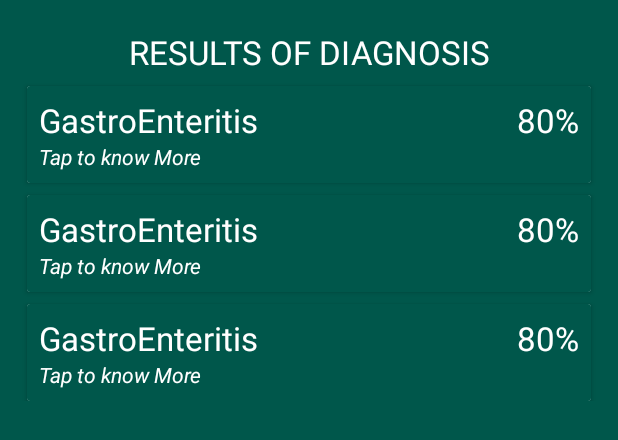
After one commit to Archlight001/Medico, an Android app: the layout activity_diagnosis_results.xml on its own in the app's theme, with its tools: preview values and no code run, on a phone screen of 412 x 824 dp. The commit adds this screen. Shown: the top 440 px of the screen. Run offline under Robolectric (Android 15) with nearby library versions, the phone set to English and light mode, and no system bars.

Commit message:
Complete Diagnosis Program

```diff
--- a/app/src/main/AndroidManifest.xml
+++ b/app/src/main/AndroidManifest.xml
@@ -9,7 +9,8 @@
         android:roundIcon="@mipmap/ic_launcher_round"
         android:supportsRtl="true"
         android:theme="@style/AppTheme">
-        <activity android:name=".Diagnosis_questions"></activity>
+        <activity android:name=".Diagnosis_results"></activity>
+        <activity android:name=".Diagnosis_questions" />
         <activity
             android:name=".AddPrescription"
             android:parentActivityName=".MainActivity" />
--- a/app/src/main/res/layout/activity_diagnosis_questions.xml
+++ b/app/src/main/res/layout/activity_diagnosis_questions.xml
@@ -32,6 +32,7 @@
             android:layout_width="wrap_content"
             android:layout_height="wrap_content"
             android:textColor="@color/cardview_light_background"
+            android:textAppearance="@style/TextAppearance.AppCompat.Large"
             android:text="Yes"
             android:id="@+id/rb_yes"
             />
@@ -39,6 +40,7 @@
             android:layout_width="wrap_content"
             android:layout_height="wrap_content"
             android:textColor="@color/cardview_light_background"
+            android:textAppearance="@style/TextAppearance.AppCompat.Large"
             android:text="No"
             android:id="@+id/rb_no"
             />
--- /dev/null
+++ b/app/src/main/res/layout/activity_diagnosis_results.xml
@@ -0,0 +1,32 @@
+<?xml version="1.0" encoding="utf-8"?>
+<RelativeLayout xmlns:android="http://schemas.android.com/apk/res/android"
+    xmlns:app="http://schemas.android.com/apk/res-auto"
+    xmlns:tools="http://schemas.android.com/tools"
+    android:layout_width="match_parent"
+    android:layout_height="match_parent"
+    android:background="@color/colorPrimaryDark"
+    android:padding="10dp"
+    tools:context=".Diagnosis_results">
+
+    <TextView
+        android:id="@+id/tv_diagnosis_result_title"
+        android:layout_width="match_parent"
+        android:layout_height="wrap_content"
+        android:layout_marginTop="10dp"
+        android:textAppearance="@style/TextAppearance.AppCompat.Large"
+        android:text="RESULTS OF DIAGNOSIS"
+        android:textColor="@color/cardview_light_background"
+        android:textAlignment="center"
+        />
+
+    <androidx.recyclerview.widget.RecyclerView
+        android:id="@+id/disease_recycler_view"
+        android:layout_width="match_parent"
+        android:layout_height="wrap_content"
+        android:layout_below="@+id/tv_diagnosis_result_title"
+        tools:listitem="@layout/view_diagnosis_result_items">
+
+
+    </androidx.recyclerview.widget.RecyclerView>
+
+</RelativeLayout>
--- /dev/null
+++ b/app/src/main/res/layout/view_diagnosis_result_items.xml
@@ -0,0 +1,47 @@
+<?xml version="1.0" encoding="utf-8"?>
+<androidx.cardview.widget.CardView xmlns:android="http://schemas.android.com/apk/res/android"
+    android:layout_width="match_parent"
+    android:layout_height="wrap_content"
+    android:layout_marginStart="8dp"
+    android:layout_marginTop="8dp"
+    android:layout_marginEnd="8dp"
+    >
+
+    <RelativeLayout
+        android:layout_width="wrap_content"
+        android:layout_height="wrap_content"
+        android:padding="8dp"
+        android:background="@color/colorPrimaryDark"
+        >
+
+        <TextView
+            android:id="@+id/tv_diseasePercent"
+            android:layout_width="wrap_content"
+            android:layout_height="wrap_content"
+            android:layout_alignParentEnd="true"
+            android:textColor="@color/cardview_light_background"
+            android:text="80%"
+            android:textAppearance="@style/TextAppearance.AppCompat.Large" />
+
+        <TextView
+            android:id="@+id/tv_diseaseName"
+            android:layout_width="wrap_content"
+            android:layout_height="wrap_content"
+            android:layout_alignParentStart="true"
+            android:layout_toStartOf="@id/tv_diseasePercent"
+            android:textColor="@color/cardview_light_background"
+            android:text="GastroEnteritis"
+            android:textAppearance="@style/TextAppearance.AppCompat.Large" />
+
+        <TextView
+            android:id="@+id/tv_disease_knowMore"
+            android:layout_width="wrap_content"
+            android:layout_height="wrap_content"
+            android:textColor="@color/cardview_light_background"
+            android:layout_below="@id/tv_diseaseName"
+            android:textStyle="italic"
+            android:text="Tap to know More" />
+    </RelativeLayout>
+
+
+</androidx.cardview.widget.CardView>
```
Also changed, not shown: app/src/main/java/denokela/com/medico/Diagnosis_questions.java (+206 -39 lines), app/src/main/java/denokela/com/medico/Diagnosis_results.java (added, +37 -0 lines), app/src/main/java/denokela/com/medico/DiseaseAdapter.java (added, +50 -0 lines), app/src/main/java/denokela/com/medico/Entries.java (added, +33 -0 lines).
